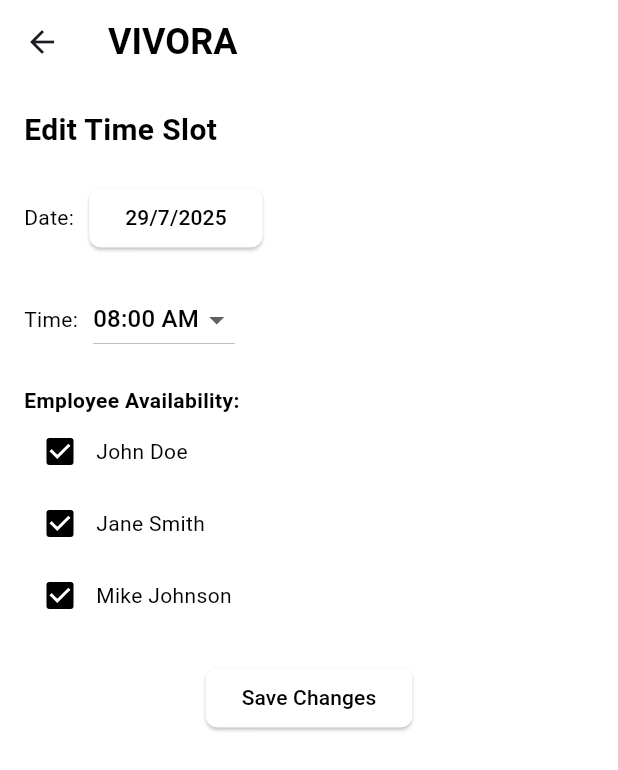
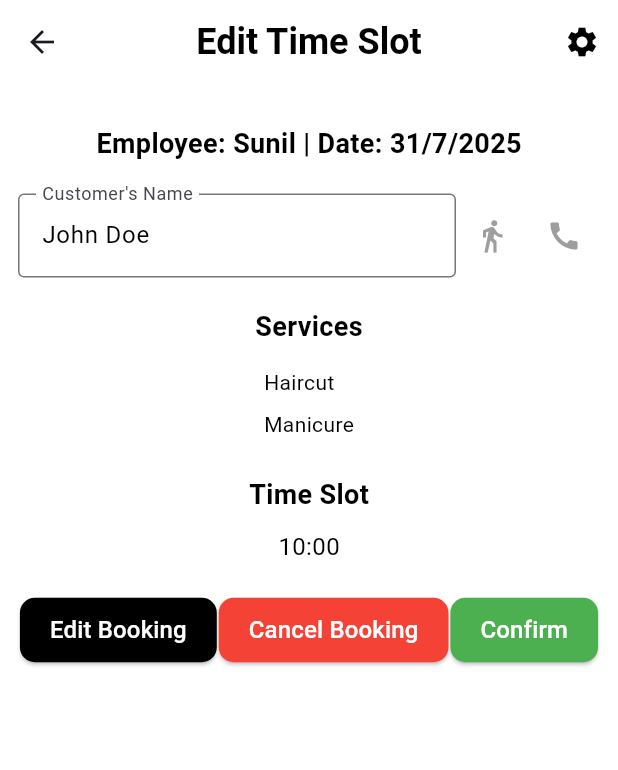
Before and after one commit to jayasinghesasmitha/Vivora-Mobile-app, a Flutter app: the EditSlotScreen screen opened directly, on a phone screen of 412 x 824 dp. Shown: the top 770 px of the screen. Run offline on Flutter 3.47's test engine with Material 3 defaults, Android fonts, the phone set to English and light mode, and no system bars; our stand-ins replace flutter_dotenv, flutter_map, geolocator, google_fonts, latlong2.

Commit message:
Update edit_slot.dart

```diff
--- a/salon_app/lib/screens/edit_slot.dart
+++ b/salon_app/lib/screens/edit_slot.dart
@@ -1,4 +1,6 @@
 import 'package:flutter/material.dart';
+import 'package:salon_app/screens/add_slot.dart';
+import 'package:salon_app/screens/time_schedule.dart';
 
 class EditSlotScreen extends StatefulWidget {
   const EditSlotScreen({super.key});
@@ -8,101 +10,156 @@ class EditSlotScreen extends StatefulWidget {
 }
 
 class _EditSlotScreenState extends State<EditSlotScreen> {
-  DateTime selectedDate = DateTime(2025, 7, 29);
-  String selectedTime = '08:00 AM';
-  List<bool> employeeAvailability = [true, true, true];
+  final String employee = 'Sunil'; // Mock data, replace with actual data
+  final DateTime date = DateTime.now(); // Mock data, replace with actual data
+  final TextEditingController _customerNameController = TextEditingController(text: 'John Doe'); // Mock data
+  final Set<String> selectedServices = {'Haircut', 'Manicure'}; // Mock data
+  final String selectedTimeSlot = '10:00'; // Mock data
+  String? _selectedIcon; // To track selected icon (null, 'traveller', or 'call')
+
+  void toggleIconSelection(String iconType) {
+    setState(() {
+      if (_selectedIcon == iconType) {
+        _selectedIcon = null; // Deselect if the same icon is clicked again
+      } else {
+        _selectedIcon = iconType; // Select the new icon, deselecting the other
+      }
+    });
+  }
+
+  void editBooking() {
+    Navigator.pushReplacement(
+      context,
+      MaterialPageRoute(
+        builder: (context) => AddSlotScreen(
+          // Pass current details to AddSlotScreen if it accepts parameters
+          // Example: AddSlotScreen(employee: employee, date: date, ...),
+        ),
+      ),
+    );
+  }
+
+  void cancelBooking() {
+    Navigator.pushReplacement(
+      context,
+      MaterialPageRoute(builder: (context) => const TimeScheduleScreen()),
+    );
+    // Logic to clear the selected cell in TimeScheduleScreen should be handled there
+  }
+
+  void confirmBooking() {
+    Navigator.pushReplacement(
+      context,
+      MaterialPageRoute(builder: (context) => const TimeScheduleScreen()),
+    );
+    // Logic to update TimeScheduleScreen with changes should be handled there
+  }
 
   @override
   Widget build(BuildContext context) {
     return Scaffold(
+      backgroundColor: Colors.white,
       appBar: AppBar(
-        title: const Text('VIVORA', style: TextStyle(color: Colors.black, fontSize: 24, fontWeight: FontWeight.bold)),
         backgroundColor: Colors.white,
         elevation: 0,
+        title: const Text('Edit Time Slot', style: TextStyle(color: Colors.black, fontSize: 24, fontWeight: FontWeight.bold)),
+        centerTitle: true,
+        actions: [
+          IconButton(
+            icon: const Icon(Icons.settings, color: Colors.black, size: 24),
+            onPressed: () {},
+          ),
+        ],
       ),
-      backgroundColor: Colors.white,
-      body: Padding(
-        padding: const EdgeInsets.all(16.0),
+      body: SingleChildScrollView(
+        padding: const EdgeInsets.all(12.0),
         child: Column(
-          crossAxisAlignment: CrossAxisAlignment.start,
+          crossAxisAlignment: CrossAxisAlignment.center,
           children: [
-            const Text('Edit Time Slot', style: TextStyle(color: Colors.black, fontSize: 20, fontWeight: FontWeight.bold)),
+            const SizedBox(height: 15),
+            Text(
+              'Employee: $employee | Date: ${date.day}/${date.month}/${date.year}',
+              style: const TextStyle(color: Colors.black, fontSize: 18, fontWeight: FontWeight.bold),
+            ),
             const SizedBox(height: 20),
             Row(
               children: [
-                const Text('Date:', style: TextStyle(color: Colors.black)),
-                const SizedBox(width: 10),
-                ElevatedButton(
-                  onPressed: () async {
-                    final DateTime? picked = await showDatePicker(
-                      context: context,
-                      initialDate: selectedDate,
-                      firstDate: DateTime(2025),
-                      lastDate: DateTime(2026),
-                    );
-                    if (picked != null) setState(() => selectedDate = picked);
-                  },
-                  style: ElevatedButton.styleFrom(
-                    backgroundColor: Colors.white,
-                    shape: RoundedRectangleBorder(borderRadius: BorderRadius.circular(8)),
+                Expanded(
+                  child: TextField(
+                    controller: _customerNameController,
+                    decoration: const InputDecoration(
+                      labelText: "Customer's Name",
+                      border: OutlineInputBorder(borderSide: BorderSide(color: Colors.black)),
+                      focusedBorder: OutlineInputBorder(borderSide: BorderSide(color: Colors.black)),
+                    ),
+                    style: const TextStyle(color: Colors.black, fontSize: 16),
                   ),
-                  child: Text('${selectedDate.day}/${selectedDate.month}/${selectedDate.year}', style: const TextStyle(color: Colors.black)),
+                ),
+                IconButton(
+                  icon: Icon(Icons.directions_walk, color: _selectedIcon == 'traveller' ? Colors.black : Colors.grey, size: 24),
+                  onPressed: () => toggleIconSelection('traveller'),
+                ),
+                IconButton(
+                  icon: Icon(Icons.call, color: _selectedIcon == 'call' ? Colors.black : Colors.grey, size: 24),
+                  onPressed: () => toggleIconSelection('call'),
                 ),
               ],
             ),
             const SizedBox(height: 20),
+            const Text(
+              'Services',
+              style: TextStyle(color: Colors.black, fontSize: 18, fontWeight: FontWeight.bold),
+            ),
+            const SizedBox(height: 10),
+            Column(
+              crossAxisAlignment: CrossAxisAlignment.start,
+              children: selectedServices.map((service) => Padding(
+                    padding: const EdgeInsets.symmetric(vertical: 4.0),
+                    child: Text(service, style: const TextStyle(color: Colors.black, fontSize: 14)),
+                  )).toList(),
+            ),
+            const SizedBox(height: 20),
+            const Text(
+              'Time Slot',
+              style: TextStyle(color: Colors.black, fontSize: 18, fontWeight: FontWeight.bold),
+            ),
+            const SizedBox(height: 10),
+            Text(
+              selectedTimeSlot,
+              style: const TextStyle(color: Colors.black, fontSize: 16),
+            ),
+            const SizedBox(height: 20),
             Row(
+              mainAxisAlignment: MainAxisAlignment.spaceEvenly,
               children: [
-                const Text('Time:', style: TextStyle(color: Colors.black)),
-                const SizedBox(width: 10),
-                DropdownButton<String>(
-                  value: selectedTime,
-                  items: List.generate(16, (index) {
-                    final hour = 8 + (index ~/ 2);
-                    final minute = (index % 2) * 30;
-                    return DropdownMenuItem<String>(
-                      value: '${hour.toString().padLeft(2, '0')}:${minute.toString().padLeft(2, '0')} ${hour < 12 ? 'AM' : 'PM'}',
-                      child: Text('${hour.toString().padLeft(2, '0')}:${minute.toString().padLeft(2, '0')} ${hour < 12 ? 'AM' : 'PM'}', style: const TextStyle(color: Colors.black)),
-                    );
-                  }).toList(),
-                  onChanged: (String? newValue) {
-                    setState(() {
-                      selectedTime = newValue!;
-                    });
-                  },
-                  dropdownColor: Colors.white,
+                ElevatedButton(
+                  onPressed: editBooking,
+                  child: const Text('Edit Booking', style: TextStyle(color: Colors.white, fontSize: 16)),
+                  style: ElevatedButton.styleFrom(
+                    backgroundColor: Colors.black,
+                    padding: const EdgeInsets.symmetric(vertical: 10, horizontal: 20),
+                    shape: RoundedRectangleBorder(borderRadius: BorderRadius.circular(10)),
+                  ),
+                ),
+                ElevatedButton(
+                  onPressed: cancelBooking,
+                  child: const Text('Cancel Booking', style: TextStyle(color: Colors.white, fontSize: 16)),
+                  style: ElevatedButton.styleFrom(
+                    backgroundColor: Colors.red,
+                    padding: const EdgeInsets.symmetric(vertical: 10, horizontal: 20),
+                    shape: RoundedRectangleBorder(borderRadius: BorderRadius.circular(10)),
+                  ),
+                ),
+                ElevatedButton(
+                  onPressed: confirmBooking,
+                  child: const Text('Confirm', style: TextStyle(color: Colors.white, fontSize: 16)),
+                  style: ElevatedButton.styleFrom(
+                    backgroundColor: Colors.green,
+                    padding: const EdgeInsets.symmetric(vertical: 10, horizontal: 20),
+                    shape: RoundedRectangleBorder(borderRadius: BorderRadius.circular(10)),
+                  ),
                 ),
               ],
-            ),
-            const SizedBox(height: 20),
-            const Text('Employee Availability:', style: TextStyle(color: Colors.black, fontWeight: FontWeight.bold)),
-            ...List.generate(3, (index) => Row(
-                  children: [
-                    Checkbox(
-                      value: employeeAvailability[index],
-                      onChanged: (bool? value) {
-                        setState(() {
-                          employeeAvailability[index] = value ?? false;
-                        });
-                      },
-                      activeColor: Colors.black,
-                      checkColor: Colors.white,
-                    ),
-                    Text(['John Doe', 'Jane Smith', 'Mike Johnson'][index], style: const TextStyle(color: Colors.black)),
-                  ],
-                )),
-            const SizedBox(height: 20),
-            Center(
-              child: ElevatedButton(
-                onPressed: () {
-                  Navigator.pop(context);
-                },
-                style: ElevatedButton.styleFrom(
-                  backgroundColor: Colors.white,
-                  shape: RoundedRectangleBorder(borderRadius: BorderRadius.circular(8)),
-                ),
-                child: const Text('Save Changes', style: TextStyle(color: Colors.black)),
-              ),
             ),
           ],
         ),
```
